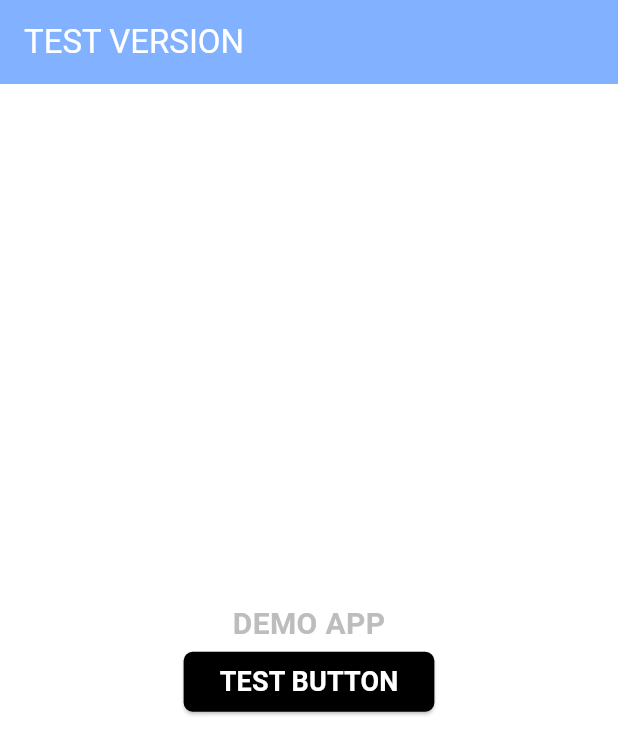
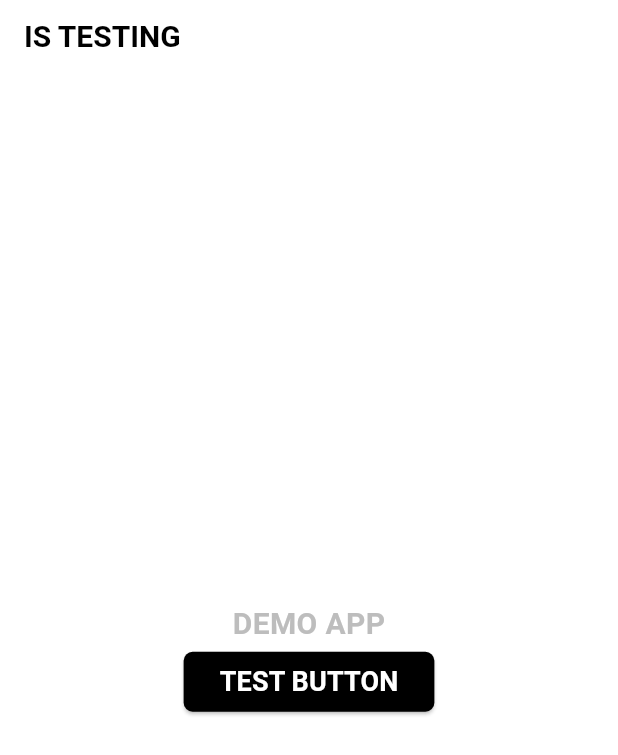
Before and after one commit to academy3746/food_picker01, a Flutter app: the screen it shows after launch, on a phone screen of 412 x 824 dp. Shown: the top 755 px of the screen. Run offline on Flutter 3.47's test engine with Material 3 defaults, Android fonts, the phone set to English and light mode, and no system bars; our stand-ins replace fluttertoast.

Commit message:
Common AppBar Custom

```diff
--- /dev/null
+++ b/lib/common/widgets/common_app_bar.dart
@@ -0,0 +1,55 @@
+import 'package:flutter/material.dart';
+import 'package:food_picker/common/constants/sizes.dart';
+
+class CommonAppBar extends StatelessWidget implements PreferredSizeWidget {
+  const CommonAppBar({
+    super.key,
+    required this.title,
+    required this.isLeading,
+    this.backBtn,
+    this.actions,
+  });
+
+  final String title;
+
+  final bool isLeading;
+
+  final Function? backBtn;
+
+  final List<Widget>? actions;
+
+  @override
+  Widget build(BuildContext context) {
+    return AppBar(
+      backgroundColor: Colors.white,
+      toolbarHeight: Sizes.size48,
+      automaticallyImplyLeading: isLeading,
+      titleSpacing: isLeading ? 0 : Sizes.size16,
+      scrolledUnderElevation: 3,
+      elevation: 0,
+      leading: isLeading
+          ? GestureDetector(
+              onTap: () {
+                backBtn != null ? backBtn!.call() : Navigator.pop(context);
+              },
+              child: const Icon(
+                Icons.arrow_back_ios_new,
+                color: Colors.black,
+              ),
+            )
+          : null,
+      title: Text(
+        title,
+        style: const TextStyle(
+          color: Colors.black,
+          fontSize: Sizes.size20,
+          fontWeight: FontWeight.w700,
+        ),
+      ),
+      actions: actions,
+    );
+  }
+
+  @override
+  Size get preferredSize => Size.fromHeight(AppBar().preferredSize.height);
+}
--- a/lib/screens/main_screen/main_screen.dart
+++ b/lib/screens/main_screen/main_screen.dart
@@ -3,6 +3,7 @@
 import 'package:flutter/material.dart';
 import 'package:food_picker/common/constants/sizes.dart';
 import 'package:food_picker/common/widgets/back_handler_button.dart';
+import 'package:food_picker/common/widgets/common_app_bar.dart';
 import 'package:food_picker/common/widgets/common_button.dart';
 import 'package:food_picker/common/widgets/common_text.dart';
 
@@ -58,12 +59,9 @@ class _MainScreenState extends State<MainScreen> with WidgetsBindingObserver {
       },
       child: Scaffold(
         backgroundColor: Colors.white,
-        appBar: AppBar(
-          backgroundColor: Theme.of(context).primaryColor,
-          title: const Text(
-            'TEST VERSION',
-            style: TextStyle(color: Colors.white),
-          ),
+        appBar: const CommonAppBar(
+          title: 'IS TESTING',
+          isLeading: false,
         ),
         body: Center(
           child: Column(
```
